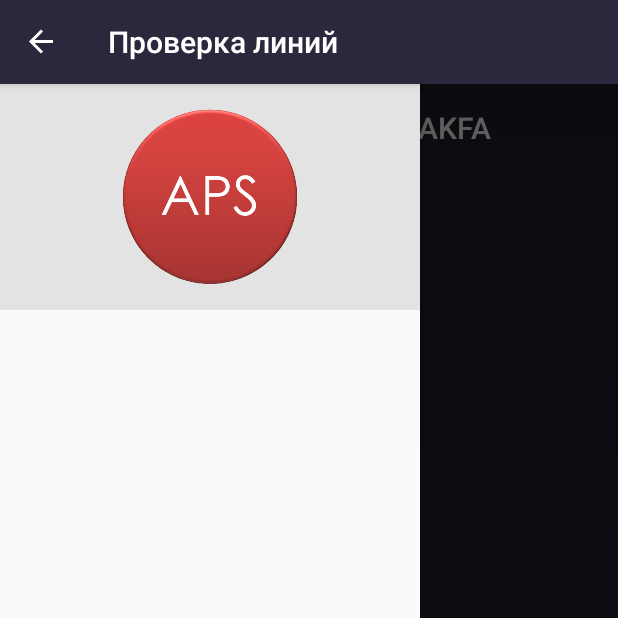
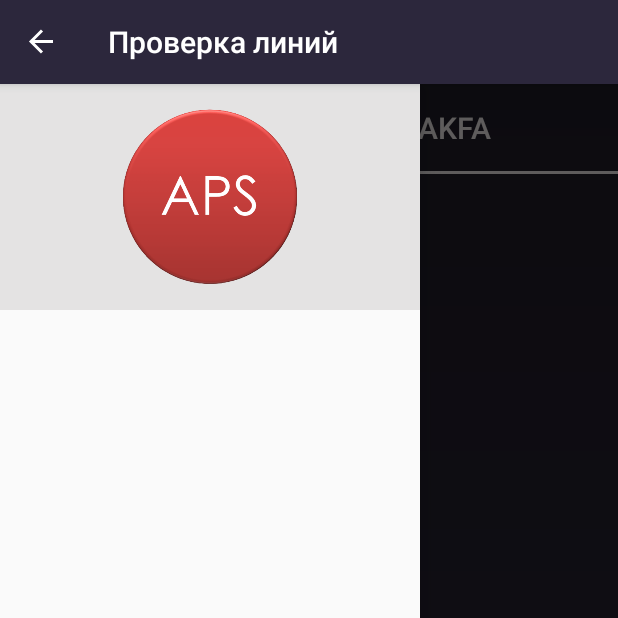
Before and after one commit to iamsardorbek/APS_Andon, an Android app: the QuestMainActivity screen opened directly, with no data from a screen before it, with the side drawer open, on a phone screen of 412 x 824 dp, the top half of it. Run offline under Robolectric (Android 15) with nearby library versions, the phone set to English and light mode, and no system bars; our stand-ins replace Firebase (no records; nobody signed in at launch, a user with empty details on screens opened directly); 4 statements that could not run were skipped.

```diff
--- a/app/src/main/res/layout/quest_activity_main.xml
+++ b/app/src/main/res/layout/quest_activity_main.xml
@@ -35,6 +35,11 @@
                 android:textColor="@color/text"
                 app:fontFamily="sans-serif-light" />
 
+            <View
+                android:layout_width="wrap_content"
+                android:layout_height="2dp"
+                android:background="@color/text"/>
+
             <ExpandableListView
                 android:id="@+id/equipment_list"
                 android:layout_width="match_parent"
```
